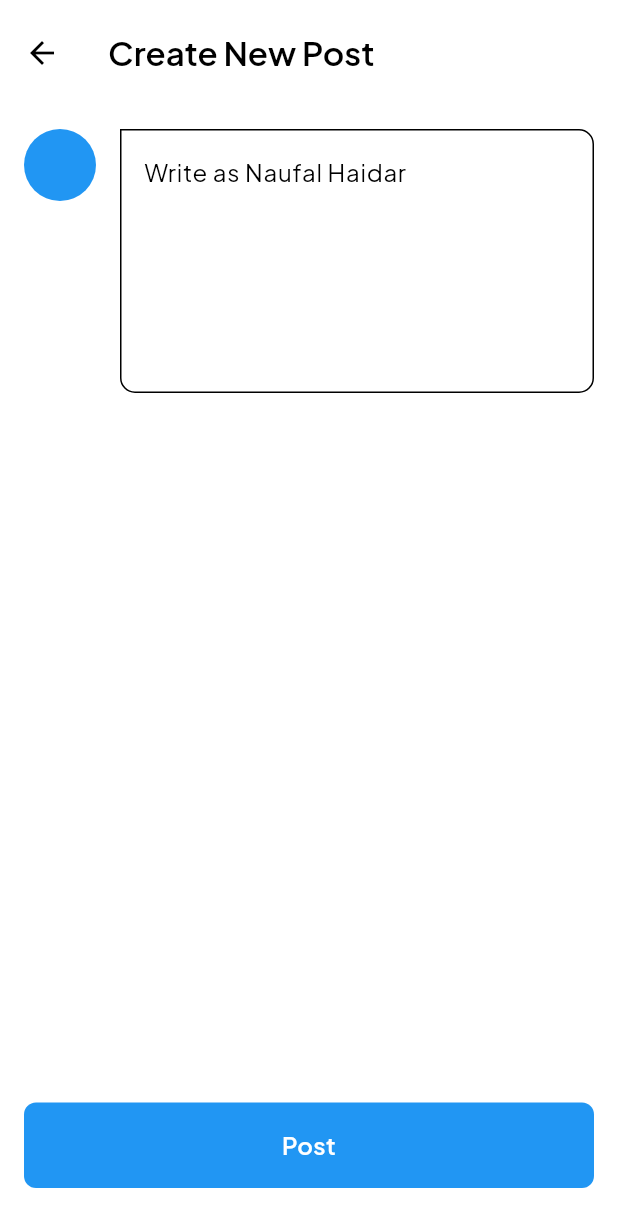
After one commit to nhaidaar/trendify-app, a Flutter app: the CreatePostPage screen opened directly, on a phone screen of 412 x 824 dp. The commit adds this screen. Shown: the top 1227 px of the screen. Run offline on Flutter 3.47's test engine with Material 3 defaults, Android fonts, the phone set to English and light mode, and no system bars; our stand-ins replace appwrite, bloc, equatable, flutter_bloc, flutter_dotenv, fpdart and 1 more.

Commit message:
feat: create post page

```diff
--- /dev/null
+++ b/lib/features/post/presentation/cubit/post_cubit.dart
@@ -0,0 +1,8 @@
+import 'package:bloc/bloc.dart';
+import 'package:equatable/equatable.dart';
+
+part 'post_state.dart';
+
+class PostCubit extends Cubit<PostState> {
+  PostCubit() : super(PostInitial());
+}
--- /dev/null
+++ b/lib/features/post/presentation/pages/create_post_page.dart
@@ -0,0 +1,53 @@
+import 'package:flutter/material.dart';
+import 'package:trendify/common/widgets/custom_button.dart';
+import 'package:trendify/core/constant.dart';
+
+class CreatePostPage extends StatelessWidget {
+  const CreatePostPage({super.key});
+
+  @override
+  Widget build(BuildContext context) {
+    return Scaffold(
+      appBar: AppBar(
+        toolbarHeight: 70,
+        title: Text('Create New Post', style: semiboldTS),
+      ),
+      body: Padding(
+        padding: const EdgeInsets.all(16),
+        child: Row(
+          crossAxisAlignment: CrossAxisAlignment.start,
+          children: [
+            const CircleAvatar(radius: 24),
+            const SizedBox(width: 16),
+            Expanded(
+              child: TextField(
+                minLines: 6,
+                maxLines: 6,
+                keyboardType: TextInputType.multiline,
+                decoration: InputDecoration(
+                  hintText: 'Write as Naufal Haidar',
+                  hintStyle: regularTS,
+                  alignLabelWithHint: true,
+                  border: const OutlineInputBorder(
+                    borderRadius: BorderRadius.only(
+                      topRight: Radius.circular(10),
+                      bottomLeft: Radius.circular(10),
+                      bottomRight: Radius.circular(10),
+                    ),
+                  ),
+                ),
+              ),
+            ),
+          ],
+        ),
+      ),
+      bottomNavigationBar: Padding(
+        padding: const EdgeInsets.symmetric(horizontal: 16, vertical: 32),
+        child: CustomButton(
+          title: 'Post',
+          onTap: () {},
+        ),
+      ),
+    );
+  }
+}
--- a/lib/features/user/presentation/pages/profile_view_page.dart
+++ b/lib/features/user/presentation/pages/profile_view_page.dart
@@ -1,5 +1,4 @@
 import 'package:flutter/material.dart';
-import 'package:trendify/core/constant.dart';
 
 class ProfileViewPage extends StatelessWidget {
   const ProfileViewPage({super.key});
@@ -11,8 +10,6 @@ class ProfileViewPage extends StatelessWidget {
       child: Scaffold(
         appBar: AppBar(
           toolbarHeight: 70,
-          title: Text('Naufal Haidar', style: semiboldTS),
-          centerTitle: true,
         ),
         body: Column(
           children: [
```
Also changed, not shown: lib/features/post/presentation/cubit/post_state.dart (added, +10 -0 lines), lib/main_screen.dart (+8 -1 lines).
